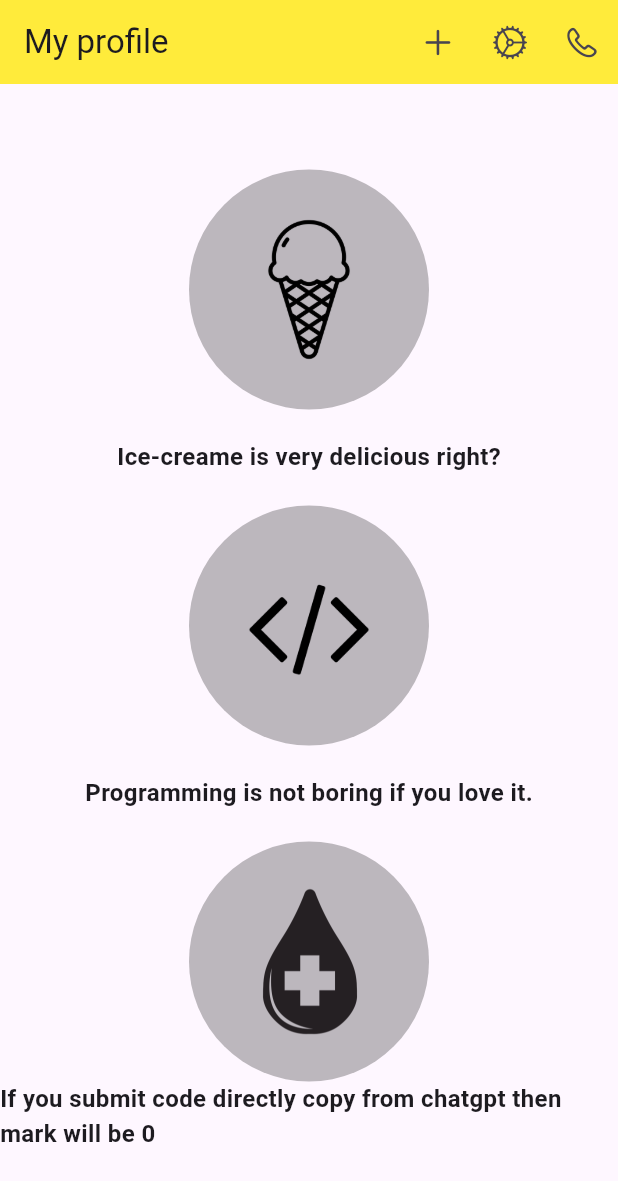
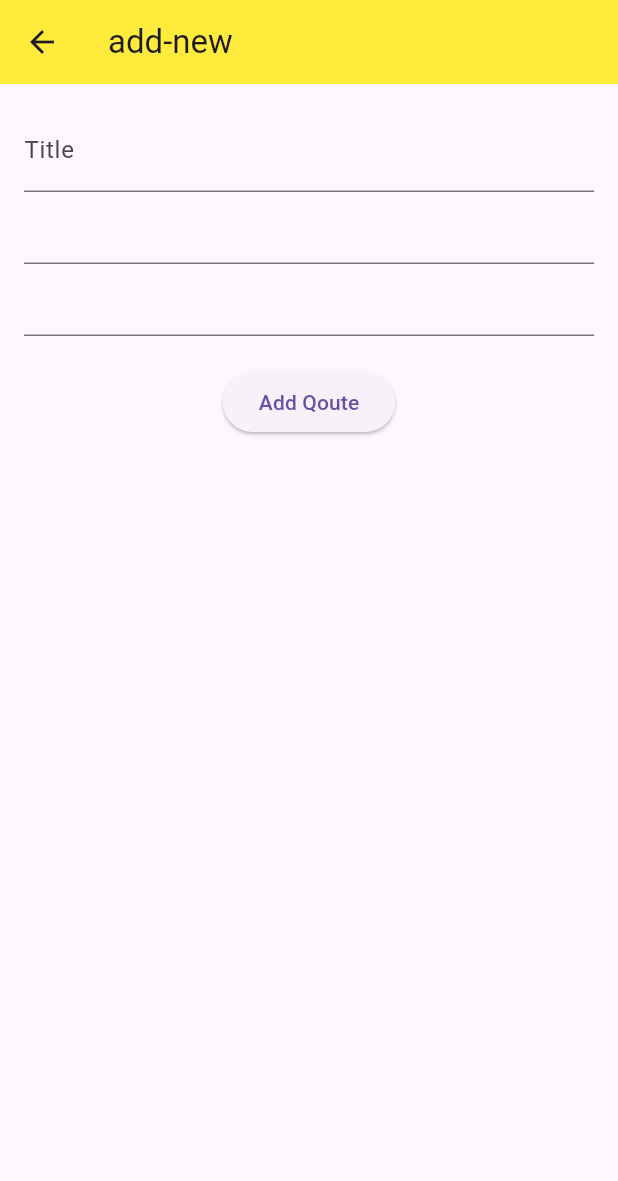
Before and after one commit to Nhrepon/Neuro-Shop-Flutter, a Flutter app: the screen it shows after launch, after a tap on an icon or button, on a phone screen of 412 x 824 dp. Shown: the top 1181 px of the screen. Run offline on Flutter 3.47's test engine with Material 3 defaults, Android fonts, the phone set to English and light mode, and no system bars.

Commit message:
Flutter CRUD app

```diff
--- /dev/null
+++ b/lib/addQoute.dart
@@ -0,0 +1,58 @@
+import 'package:flutter/material.dart';
+
+class Addqoute extends StatefulWidget {
+  const Addqoute({super.key});
+  static const String name = "add-new";
+
+  @override
+  State<Addqoute> createState() => _AddqouteState();
+}
+
+class _AddqouteState extends State<Addqoute> {
+  final TextEditingController title = TextEditingController();
+  final TextEditingController author = TextEditingController();
+  final TextEditingController img = TextEditingController();
+  @override
+  Widget build(BuildContext context) {
+    return Scaffold(
+      appBar: AppBar(
+        title: Text(Addqoute.name),
+        backgroundColor: Colors.yellow,
+      ),
+      body: SingleChildScrollView(
+        child: Padding(padding: const EdgeInsets.all(16),
+        child: qouteForm(),
+
+        ),
+      ),
+    );
+  }
+
+  Widget qouteForm() {
+    return Form(
+          child: Column(
+            children: [
+              TextFormField(
+                controller: title,
+                decoration: const InputDecoration(
+                  hintText: 'Title',
+                  labelText: 'Title'
+                ),
+                validator: (String? value){
+                  if(value?.trim().isEmpty ?? true){
+                    return 'Enter a valid title';
+                  }
+                },
+              ),
+              TextFormField(),
+              TextFormField(),
+              const SizedBox(height: 20,),
+              ElevatedButton(
+                  onPressed: (){},
+                  child: const Text("Add Qoute")
+              )
+            ],
+          ),
+        );
+  }
+}
--- a/lib/main.dart
+++ b/lib/main.dart
@@ -1,4 +1,6 @@
 
+import 'package:assignment/addQoute.dart';
+import 'package:assignment/quoteList.dart';
 import 'package:flutter/cupertino.dart';
 import 'package:flutter/material.dart';
 
@@ -12,64 +14,39 @@ class Assignment extends StatelessWidget {
   @override
   Widget build(BuildContext context) {
     return MaterialApp(
-      title: "Assignment",
-      home: Profile()
+      title: "Flutter CRUD application",
+      home: Home(),
+      initialRoute: '/',
+      routes: {
+        Addqoute.name: (context)=> const Addqoute(),
+
+      },
     );
   }
 }
 
 
-class Profile extends StatelessWidget {
-  Profile({super.key});
+class Home extends StatelessWidget {
+  Home({super.key});
 
   @override
   Widget build(BuildContext context) {
     return Scaffold(
       appBar: AppBar(
-        title: Text("My profile"),
+        title: Text("Flutter CRUD application"),
         backgroundColor: Colors.yellow,
         actions: [
-          IconButton(onPressed: ()=>{}, icon: Icon(CupertinoIcons.add)),
+          IconButton(onPressed: ()=>{
+            Navigator.pushNamed(context, Addqoute.name)
+          }, icon: Icon(CupertinoIcons.add)),
           IconButton(onPressed: ()=>{}, icon: Icon(CupertinoIcons.settings_solid)),
           IconButton(onPressed: ()=>{}, icon: Icon(CupertinoIcons.phone)),
         ],
       ),
-      body: Center(
-        child: Column(
-          mainAxisAlignment: MainAxisAlignment.center,
-          children: [
-            CircleAvatar(
-              backgroundColor: Colors.black26,
-              child: Image.asset('images/ice-cream.png', width: 100,),
-              radius: 80,
-            ),
-            Text('Ice-creame is very delicious right?',
-              style: TextStyle(fontSize: 16,fontWeight: FontWeight.bold, height: 4)),
+
+      body: Quotelist(),
 
 
-
-            CircleAvatar(
-              backgroundColor: Colors.black26,
-              child: Image.asset('images/code.png', width: 100,),
-              radius: 80,
-            ),
-            Text('Programming is not boring if you love it.',
-                style: TextStyle(fontSize: 16,fontWeight: FontWeight.bold, height: 4)),
-
-
-
-            CircleAvatar(
-              backgroundColor: Colors.black26,
-              child: Image.asset('images/blood.png', width: 100,),
-              radius: 80,
-            ),
-            Text('If you submit code directly copy from chatgpt then mark will be 0',
-                style: TextStyle(fontSize: 16,fontWeight: FontWeight.bold)),
-
-
-          ],
-        ),
-      ),
     );
   }
 }
--- /dev/null
+++ b/lib/quoteList.dart
@@ -0,0 +1,28 @@
+import 'package:flutter/cupertino.dart';
+import 'package:flutter/material.dart';
+
+class Quotelist extends StatefulWidget {
+  const Quotelist({super.key});
+
+  @override
+  State<Quotelist> createState() => _QuotelistState();
+}
+
+class _QuotelistState extends State<Quotelist> {
+  @override
+  Widget build(BuildContext context) {
+    return Scaffold(
+      body: ListView.builder(itemCount: 5, itemBuilder: (context, index){
+        return Padding(
+          padding: EdgeInsets.all(12),
+          child: ListTile(
+            leading: Text("Image"),
+            title: Text("Title for Flutter CRUD application $index"),
+            subtitle: Text("Authore"),
+            trailing: Text("action icon"),
+          ),
+        );
+      }),
+    );
+  }
+}
```
Also changed, not shown: 38 other files.
